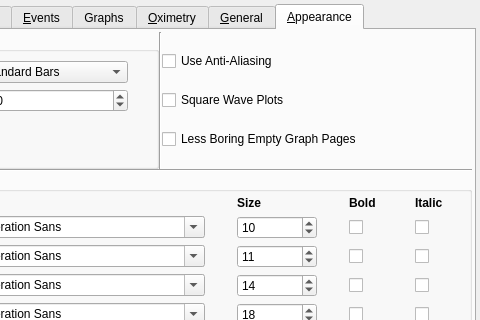
First picture: the form in preferencesdialog.ui, repository sbonaime/sleepyhead-code., before the edit; both pictures show x 160 to 640 and y 0 to 320 of the 640 by 407 pixel window.
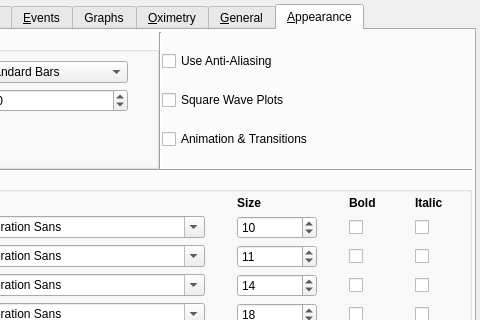
Second picture: the form after the edit. The open tabs and pages were chosen to show the change.

Commit message: Made Animations & Transitions preference turns new graphical stuff off

What changed in the file:
```diff
--- a/preferencesdialog.ui
+++ b/preferencesdialog.ui
@@ -1619,7 +1619,7 @@
            <item>
             <widget class="QCheckBox" name="lessBoringEmptyGraphPages">
              <property name="text">
-              <string>Less Boring Empty Graph Pages</string>
+              <string>Animation &amp;&amp; Transitions</string>
              </property>
             </widget>
            </item>
```
Left out of the diff: 4 changed lines with no effect on the pictures. The commit also changes 3 other files.
